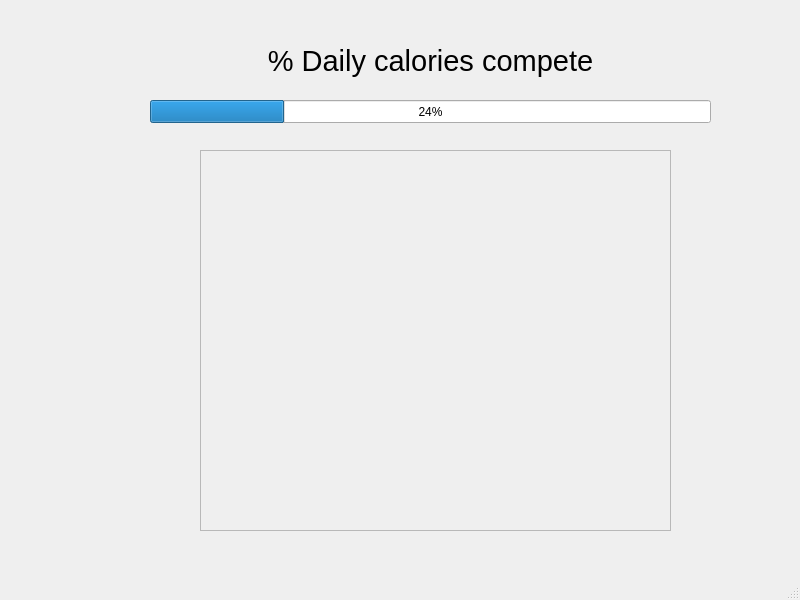
This is app/HomelessShelter/information.ui in suryajasper/FoodBank-AI as Qt 5 draws it before an edit. The edited form follows.
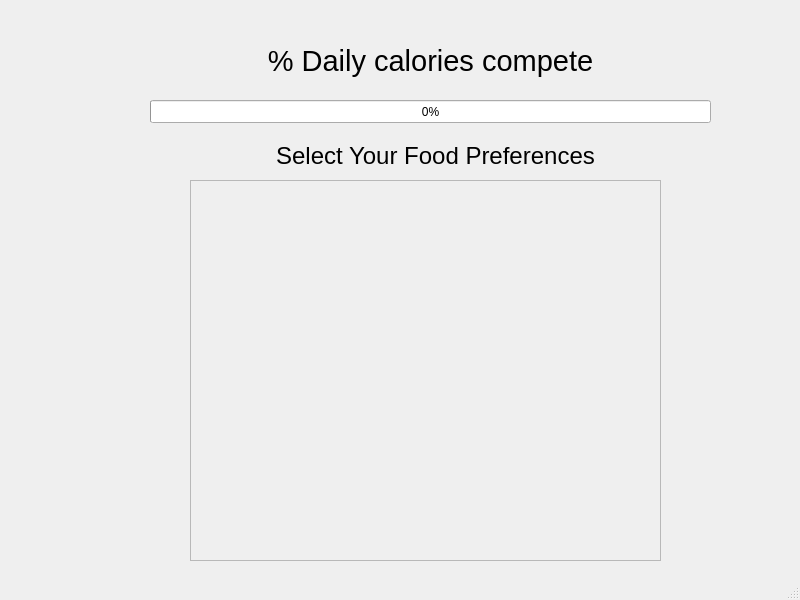
This is the edited form. The open tabs and pages were chosen to show the change.

Diff of the .ui file:
```diff
--- a/app/HomelessShelter/information.ui
+++ b/app/HomelessShelter/information.ui
@@ -306,7 +306,7 @@
        </rect>
       </property>
       <property name="value">
-       <number>24</number>
+       <number>0</number>
       </property>
      </widget>
      <widget class="QLabel" name="label_7">
@@ -333,8 +333,8 @@
      <widget class="QScrollArea" name="scrollArea">
       <property name="geometry">
        <rect>
-        <x>190</x>
-        <y>130</y>
+        <x>180</x>
+        <y>160</y>
         <width>471</width>
         <height>381</height>
        </rect>
@@ -364,6 +364,27 @@
        </widget>
       </widget>
      </widget>
+     <widget class="QLabel" name="label_8">
+      <property name="geometry">
+       <rect>
+        <x>260</x>
+        <y>120</y>
+        <width>331</width>
+        <height>31</height>
+       </rect>
+      </property>
+      <property name="font">
+       <font>
+        <pointsize>18</pointsize>
+       </font>
+      </property>
+      <property name="text">
+       <string>Select Your Food Preferences</string>
+      </property>
+      <property name="alignment">
+       <set>Qt::AlignCenter</set>
+      </property>
+     </widget>
     </widget>
    </widget>
   </widget>
```
